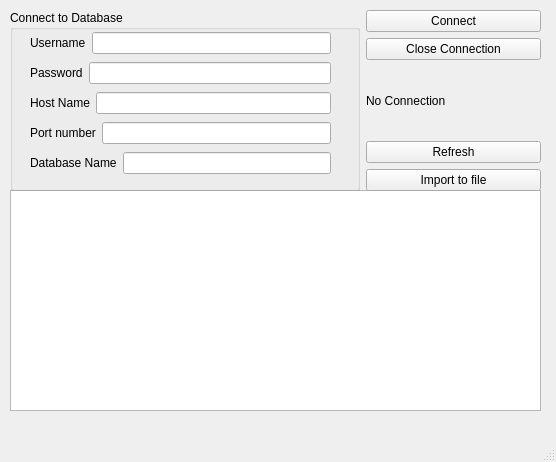
Old version of the form databasewindow.ui in the repository szugyizs/QtWhiteSpaceManager.
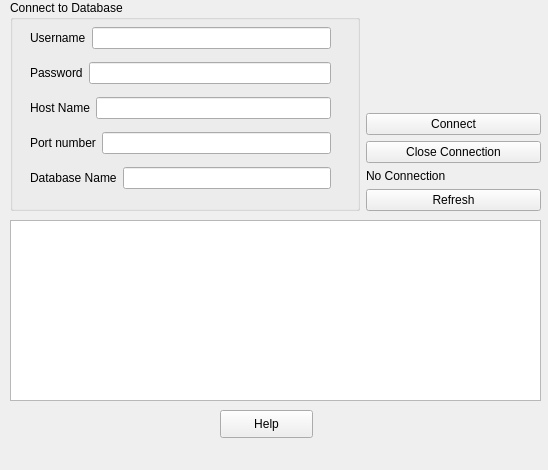
New version of the form.

```diff
--- a/databasewindow.ui
+++ b/databasewindow.ui
@@ -6,8 +6,8 @@
    <rect>
     <x>0</x>
     <y>0</y>
-    <width>556</width>
-    <height>462</height>
+    <width>548</width>
+    <height>470</height>
    </rect>
   </property>
   <property name="windowTitle">
@@ -18,21 +18,21 @@
     <property name="geometry">
      <rect>
       <x>10</x>
-      <y>190</y>
-      <width>531</width>
-      <height>221</height>
-     </rect>
-    </property>
-   </widget>
-   <widget class="QWidget" name="horizontalLayoutWidget_3">
-    <property name="geometry">
-     <rect>
-      <x>10</x>
-      <y>10</y>
+      <y>220</y>
       <width>531</width>
       <height>181</height>
      </rect>
     </property>
+   </widget>
+   <widget class="QWidget" name="horizontalLayoutWidget_3">
+    <property name="geometry">
+     <rect>
+      <x>10</x>
+      <y>0</y>
+      <width>531</width>
+      <height>211</height>
+     </rect>
+    </property>
     <layout class="QHBoxLayout" name="horizontalLayout_3" stretch="4,2">
      <item>
       <widget class="QGroupBox" name="groupBox">
@@ -45,7 +45,7 @@
           <x>20</x>
           <y>20</y>
           <width>301</width>
-          <height>150</height>
+          <height>181</height>
          </rect>
         </property>
         <layout class="QVBoxLayout" name="verticalLayout">
@@ -125,6 +125,19 @@
      </item>
      <item>
       <layout class="QVBoxLayout" name="verticalLayout_2">
+       <item>
+        <spacer name="verticalSpacer">
+         <property name="orientation">
+          <enum>Qt::Vertical</enum>
+         </property>
+         <property name="sizeHint" stdset="0">
+          <size>
+           <width>20</width>
+           <height>40</height>
+          </size>
+         </property>
+        </spacer>
+       </item>
        <item>
         <widget class="QPushButton" name="connectDbBtn">
          <property name="text">
@@ -153,17 +166,23 @@
          </property>
         </widget>
        </item>
-       <item>
-        <widget class="QPushButton" name="importBtn">
-         <property name="text">
-          <string>Import to file</string>
-         </property>
-        </widget>
-       </item>
       </layout>
      </item>
     </layout>
    </widget>
+   <widget class="QPushButton" name="helpBtn">
+    <property name="geometry">
+     <rect>
+      <x>220</x>
+      <y>410</y>
+      <width>93</width>
+      <height>28</height>
+     </rect>
+    </property>
+    <property name="text">
+     <string>Help</string>
+    </property>
+   </widget>
   </widget>
   <widget class="QMenuBar" name="menubar">
    <property name="geometry">
@@ -175,7 +194,6 @@
     </rect>
    </property>
   </widget>
-  <widget class="QStatusBar" name="statusbar"/>
  </widget>
  <resources/>
  <connections/>
```
Left out of the diff: 4 changed lines with no effect on the pictures.
